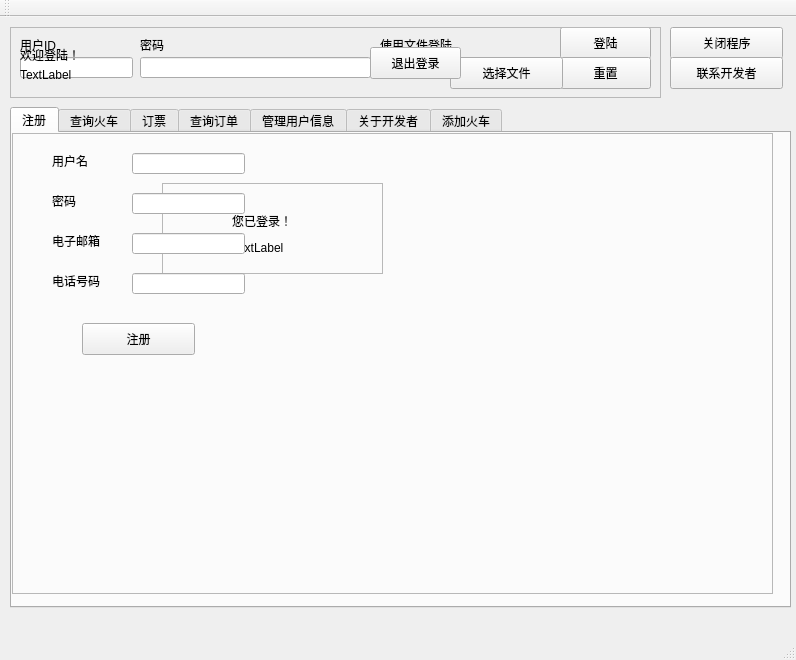
This is QtPartB/mainwindow.ui in peterzheng98/2017-2018-B_DS_TrainTicketBooking as Qt 5 draws it before an edit. The edited form follows.
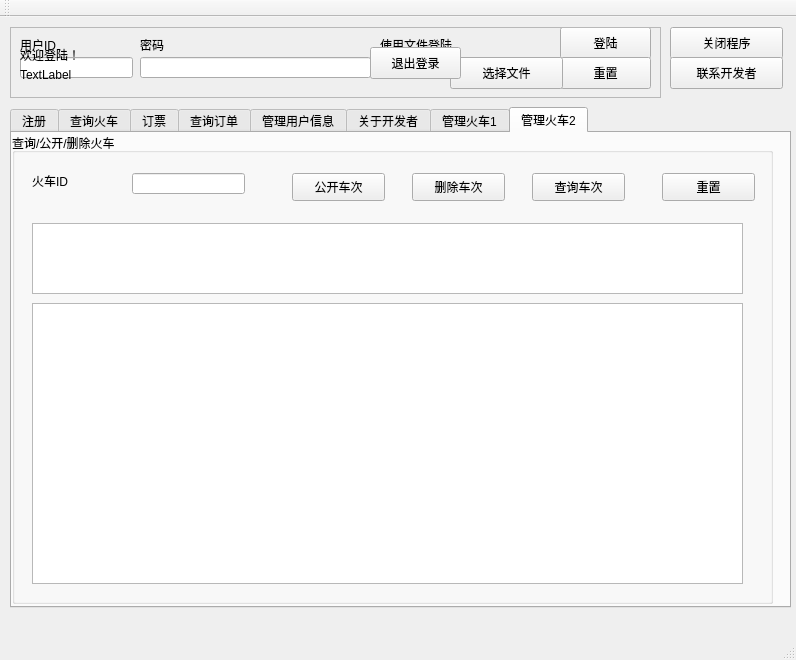
This is the edited form. Icons and pictures are not drawn.

Commit message: [Develop 2-1P]

```diff
--- a/QtPartB/mainwindow.ui
+++ b/QtPartB/mainwindow.ui
@@ -189,7 +189,7 @@
      <string notr="true"/>
     </property>
     <property name="currentIndex">
-     <number>0</number>
+     <number>7</number>
     </property>
     <widget class="QWidget" name="tab_5">
      <attribute name="title">
@@ -1405,7 +1405,7 @@
     </widget>
     <widget class="QWidget" name="tab_6">
      <attribute name="title">
-      <string>添加火车</string>
+      <string>管理火车1</string>
      </attribute>
      <widget class="QGroupBox" name="groupBox_4">
       <property name="geometry">
@@ -1603,6 +1603,132 @@
          <width>113</width>
          <height>21</height>
         </rect>
+       </property>
+      </widget>
+      <widget class="QPushButton" name="addTrainBox_button_modify">
+       <property name="geometry">
+        <rect>
+         <x>10</x>
+         <y>330</y>
+         <width>113</width>
+         <height>32</height>
+        </rect>
+       </property>
+       <property name="text">
+        <string>修改火车</string>
+       </property>
+      </widget>
+     </widget>
+    </widget>
+    <widget class="QWidget" name="tab_7">
+     <attribute name="title">
+      <string>管理火车2</string>
+     </attribute>
+     <widget class="QGroupBox" name="groupBox_3">
+      <property name="geometry">
+       <rect>
+        <x>0</x>
+        <y>0</y>
+        <width>761</width>
+        <height>471</height>
+       </rect>
+      </property>
+      <property name="title">
+       <string>查询/公开/删除火车</string>
+      </property>
+      <widget class="QLabel" name="label_32">
+       <property name="geometry">
+        <rect>
+         <x>20</x>
+         <y>40</y>
+         <width>72</width>
+         <height>15</height>
+        </rect>
+       </property>
+       <property name="text">
+        <string>火车ID</string>
+       </property>
+      </widget>
+      <widget class="QLineEdit" name="tab7_trainid">
+       <property name="geometry">
+        <rect>
+         <x>120</x>
+         <y>40</y>
+         <width>113</width>
+         <height>21</height>
+        </rect>
+       </property>
+      </widget>
+      <widget class="QPushButton" name="tab7_sale_train">
+       <property name="geometry">
+        <rect>
+         <x>280</x>
+         <y>40</y>
+         <width>93</width>
+         <height>28</height>
+        </rect>
+       </property>
+       <property name="text">
+        <string>公开车次</string>
+       </property>
+      </widget>
+      <widget class="QPushButton" name="tab7_delete_train">
+       <property name="geometry">
+        <rect>
+         <x>400</x>
+         <y>40</y>
+         <width>93</width>
+         <height>28</height>
+        </rect>
+       </property>
+       <property name="text">
+        <string>删除车次</string>
+       </property>
+      </widget>
+      <widget class="QPushButton" name="tab7_query_train">
+       <property name="geometry">
+        <rect>
+         <x>520</x>
+         <y>40</y>
+         <width>93</width>
+         <height>28</height>
+        </rect>
+       </property>
+       <property name="text">
+        <string>查询车次</string>
+       </property>
+      </widget>
+      <widget class="QTableWidget" name="tab7_statInf">
+       <property name="geometry">
+        <rect>
+         <x>20</x>
+         <y>170</y>
+         <width>711</width>
+         <height>281</height>
+        </rect>
+       </property>
+      </widget>
+      <widget class="QTableWidget" name="tab7_trainInf">
+       <property name="geometry">
+        <rect>
+         <x>20</x>
+         <y>90</y>
+         <width>711</width>
+         <height>71</height>
+        </rect>
+       </property>
+      </widget>
+      <widget class="QPushButton" name="tab7_reset">
+       <property name="geometry">
+        <rect>
+         <x>650</x>
+         <y>40</y>
+         <width>93</width>
+         <height>28</height>
+        </rect>
+       </property>
+       <property name="text">
+        <string>重置</string>
        </property>
       </widget>
      </widget>
```
Left out of the diff: 44 changed lines with no effect on the pictures. The commit also changes 2 other files.
